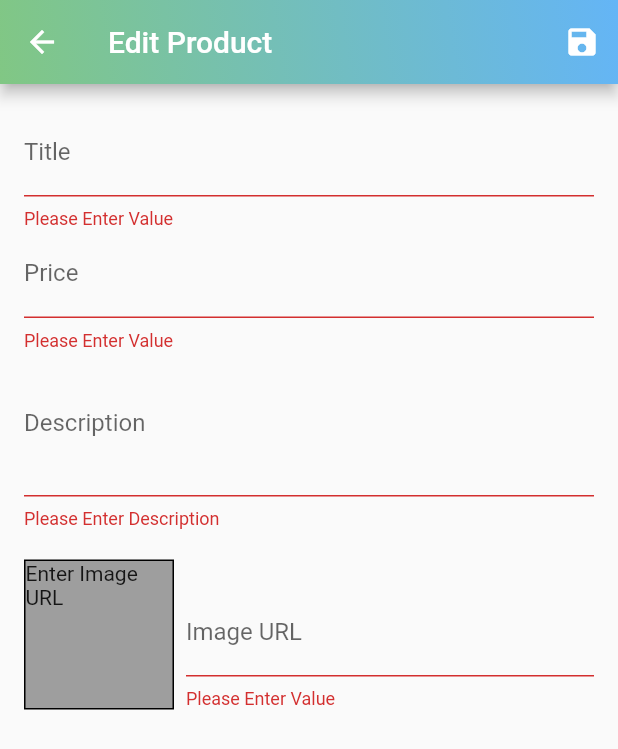
After one commit to Aditya7feb/100DaysOfCode, a Flutter app: the EditProductScreen screen opened by its route, after a tap on the "save" icon, on a phone screen of 412 x 824 dp. The commit adds this screen. Shown: the top 749 px of the screen. Run offline on Flutter 3.47's test engine with Material 2 defaults, Android fonts, the phone set to English and light mode, and no system bars; network calls fail.

Commit message:
Day26 - added admin section

```diff
--- a/Project1/Shoppers/lib/main.dart
+++ b/Project1/Shoppers/lib/main.dart
@@ -8,6 +8,8 @@ import './provider/cartData.dart';
 import './Screen/cart_screen.dart';
 import './provider/orders.dart';
 import './Screen/orders_screen.dart';
+import './Screen/admin_screen.dart';
+import './Screen/admin_edit_screen.dart';
 
 void main() {
   runApp(MyApp());
@@ -34,11 +36,14 @@ class _MyAppState extends State<MyApp> {
         )
       ],
       child: MaterialApp(
+        debugShowCheckedModeBanner: false,
         home: Homepage(),
         routes: {
           ProductDetail.routeName: (ctx) => ProductDetail(),
           CartScreen.routeName: (ctx) => CartScreen(),
           OrdersScreen.routeName: (ctx) => OrdersScreen(),
+          UserProductsScreen.routeName: (ctx) => UserProductsScreen(),
+          EditProductScreen.routeName: (ctx) => EditProductScreen(),
         },
       ),
     );
--- a/Project1/Shoppers/lib/provider/provider_dummy.dart
+++ b/Project1/Shoppers/lib/provider/provider_dummy.dart
@@ -1,4 +1,5 @@
 import 'package:flutter/material.dart';
+import 'package:provider/provider.dart';
 
 import './dummyData.dart';
 
@@ -66,7 +67,30 @@ class ProviderDummy with ChangeNotifier {
   //   notifyListeners();
   // }
 
-  void addProducts() {
+  void addProducts(DummyData product) {
+    final newProduct = DummyData(
+      id: DateTime.now().toString(),
+      title: product.title,
+      description: product.description,
+      imageURL: product.imageURL,
+      price: product.price,
+    );
+    _providerDummy.add(newProduct);
+    notifyListeners();
+  }
+
+  void updateProducts(String id, DummyData newProduct) {
+    final prodIndex = _providerDummy.indexWhere((prod) => prod.id == id);
+    if (prodIndex >= 0) {
+      _providerDummy[prodIndex] = newProduct;
+      notifyListeners();
+    } else {
+      print('...');
+    }
+  }
+
+  void deleteProducts(String id) {
+    _providerDummy.removeWhere((element) => element.id == id);
     notifyListeners();
   }
 }
--- /dev/null
+++ b/Project1/Shoppers/lib/screen/admin_edit_screen.dart
@@ -0,0 +1,267 @@
+import 'package:flutter/material.dart';
+import 'package:provider/provider.dart';
+
+import '../provider/dummyData.dart';
+import '../provider/provider_dummy.dart';
+import '../widget/appbarcolor.dart';
+
+class EditProductScreen extends StatefulWidget {
+  static const routeName = '/Edit-Screen';
+
+  @override
+  _EditProductScreenState createState() => _EditProductScreenState();
+}
+
+class _EditProductScreenState extends State<EditProductScreen> {
+  final _priceFocusNode = FocusNode();
+  final _descriptionFocusNode = FocusNode();
+  final _imageUrlController = TextEditingController();
+  final _imageUrlFocusNode = FocusNode();
+
+  final _form = GlobalKey<FormState>();
+
+  var _editedProduct =
+      DummyData(id: null, title: '', description: '', imageURL: '', price: 0);
+
+  @override
+  void initState() {
+    _imageUrlFocusNode.addListener(_updateImageURL);
+    super.initState();
+  }
+
+  var _initValues = {
+    'title': '',
+    'description': '',
+    'imageURL': '',
+    'price': '',
+  };
+
+  var _isInit = true;
+
+  @override
+  void didChangeDependencies() {
+    if (_isInit) {
+      final productID = ModalRoute.of(context).settings.arguments as String;
+      if (productID != null) {
+        final product = Provider.of<ProviderDummy>(context, listen: false)
+            .findById(productID);
+        _editedProduct = product;
+
+        _initValues = {
+          'title': _editedProduct.title,
+          'description': _editedProduct.description,
+          // 'imageURL': _editedProduct.imageURL,
+          'price': _editedProduct.price.toString(),
+          'imageURL': '',
+        };
+        _imageUrlController.text = _editedProduct.imageURL;
+      }
+    }
+    _isInit = false;
+    super.didChangeDependencies();
+  }
+
+  void _saveProduct() {
+    final isValidated = _form.currentState.validate();
+    if (!isValidated) {
+      return;
+    }
+    _form.currentState.save();
+    if (_editedProduct.id != null) {
+      Provider.of<ProviderDummy>(context, listen: false)
+          .updateProducts(_editedProduct.id, _editedProduct);
+    } else {
+      Provider.of<ProviderDummy>(context, listen: false)
+          .addProducts(_editedProduct);
+    }
+    Navigator.of(context).pop();
+  }
+
+  @override
+  void dispose() {
+    _imageUrlFocusNode.removeListener(_updateImageURL);
+    _priceFocusNode.dispose();
+    _descriptionFocusNode.dispose();
+    _imageUrlController.dispose();
+    _imageUrlFocusNode.dispose();
+    super.dispose();
+  }
+
+  void _updateImageURL() {
+    if (!_imageUrlFocusNode.hasFocus) {
+      setState(() {});
+    }
+  }
+
+  @override
+  Widget build(BuildContext context) {
+    return Scaffold(
+      appBar: AppBar(
+        flexibleSpace: AppBarColor(),
+        title: Text('Edit Product'),
+        actions: <Widget>[
+          IconButton(
+              icon: Icon(Icons.save),
+              onPressed: () {
+                _saveProduct();
+              })
+        ],
+      ),
+      body: Form(
+          key: _form,
+          child: Padding(
+            padding: EdgeInsets.all(16),
+            child: ListView(
+              children: <Widget>[
+                TextFormField(
+                  initialValue: _initValues['title'],
+                  decoration: InputDecoration(labelText: 'Title'),
+                  textInputAction: TextInputAction.next,
+                  onFieldSubmitted: (_) {
+                    FocusScope.of(context).requestFocus(_priceFocusNode);
+                  },
+                  validator: (value) {
+                    if (value.isEmpty) {
+                      return 'Please Enter Value';
+                    } else {
+                      return null;
+                    }
+                  },
+                  onSaved: (newValue) {
+                    _editedProduct = DummyData(
+                      id: _editedProduct.id,
+                      isFavourite: _editedProduct.isFavourite,
+                      title: newValue,
+                      description: _editedProduct.description,
+                      imageURL: _editedProduct.imageURL,
+                      price: _editedProduct.price,
+                    );
+                  },
+                ),
+                TextFormField(
+                  initialValue: _initValues['price'],
+                  decoration: InputDecoration(labelText: 'Price'),
+                  keyboardType: TextInputType.number,
+                  textInputAction: TextInputAction.next,
+                  focusNode: _priceFocusNode,
+                  onFieldSubmitted: (_) {
+                    FocusScope.of(context).requestFocus(_descriptionFocusNode);
+                  },
+                  validator: (value) {
+                    if (value.isEmpty) {
+                      return 'Please Enter Value';
+                    }
+                    if (double.tryParse(value) == null) {
+                      return "Please Enter a Valid Number";
+                    }
+                    if (double.parse(value) <= 0) {
+                      return 'Please Enter a Number Greater than Zero';
+                    } else {
+                      return null;
+                    }
+                  },
+                  onSaved: (newValue) {
+                    _editedProduct = DummyData(
+                        id: _editedProduct.id,
+                        isFavourite: _editedProduct.isFavourite,
+                        title: _editedProduct.title,
+                        description: _editedProduct.description,
+                        imageURL: _editedProduct.imageURL,
+                        price: double.parse(newValue));
+                  },
+                ),
+                TextFormField(
+                  initialValue: _initValues['description'],
+                  decoration: InputDecoration(labelText: 'Description'),
+                  keyboardType: TextInputType.multiline,
+                  maxLines: 3,
+                  focusNode: _descriptionFocusNode,
+                  validator: (value) {
+                    if (value.isEmpty) {
+                      return 'Please Enter Description';
+                    }
+                    if (value.length <= 10) {
+                      return 'Please Enter Description above 10 characters';
+                    } else {
+                      return null;
+                    }
+                  },
+                  onSaved: (newValue) {
+                    _editedProduct = DummyData(
+                      id: _editedProduct.id,
+                      isFavourite: _editedProduct.isFavourite,
+                      title: _editedProduct.title,
+                      description: newValue,
+                      imageURL: _editedProduct.imageURL,
+                      price: _editedProduct.price,
+                    );
+                  },
+                ),
+                Padding(
+                  padding: EdgeInsets.only(top: 20),
+                  child: Row(
+                    crossAxisAlignment: CrossAxisAlignment.end,
+                    children: <Widget>[
+                      Padding(
+                        padding: EdgeInsets.only(right: 8),
+                        child: Container(
+                          height: 100,
+                          width: 100,
+                          decoration: BoxDecoration(
+                            border: Border.all(width: 1),
+                            color: Colors.grey,
+                          ),
+                          child: _imageUrlController.text.isEmpty
+                              ? Text('Enter Image URL')
+                              : FittedBox(
+                                  child:
+                                      Image.network(_imageUrlController.text),
+                                  fit: BoxFit.cover,
+                                ),
+                        ),
+                      ),
+                      Expanded(
+                        child: TextFormField(
+                          // initialValue: _initValues['imageURL'],
+                          decoration: InputDecoration(labelText: 'Image URL'),
+                          keyboardType: TextInputType.url,
+                          textInputAction: TextInputAction.done,
+                          controller: _imageUrlController,
+                          onFieldSubmitted: (_) {
+                            [
+                              setState(() {}),
+                              _saveProduct(),
+                            ];
+                          },
+                          focusNode: _imageUrlFocusNode,
+                          validator: (value) {
+                            if (value.isEmpty) {
+                              return 'Please Enter Value';
+                            }
+                            if (!value.startsWith('https')) {
+                              return 'Please enter url starting with https://';
+                            } else {
+                              return null;
+                            }
+                          },
+                          onSaved: (newValue) {
+                            _editedProduct = DummyData(
+                              id: _editedProduct.id,
+                              isFavourite: _editedProduct.isFavourite,
+                              title: _editedProduct.title,
+                              description: _editedProduct.description,
+                              imageURL: newValue,
+                              price: _editedProduct.price,
+                            );
+                          },
+                        ),
+                      ),
+                    ],
+                  ),
+                )
+              ],
+            ),
+          )),
+    );
+  }
+}
--- a/Project1/Shoppers/lib/screen/homepage.dart
+++ b/Project1/Shoppers/lib/screen/homepage.dart
@@ -50,7 +50,7 @@ class _HomepageState extends State<Homepage> {
               PopupMenuItem(
                 child: Text("Show All"),
                 value: Favstat.FalseFav,
-              )
+              ),
             ],
           ),
           Consumer<Cart>(
--- a/Project1/Shoppers/lib/screen/orders_screen.dart
+++ b/Project1/Shoppers/lib/screen/orders_screen.dart
@@ -4,6 +4,7 @@ import 'package:provider/provider.dart';
 import '../provider/orders.dart' show Orders;
 import '../widget/order_item.dart';
 import '../widget/app_drawer.dart';
+import '../widget/appbarcolor.dart';
 
 class OrdersScreen extends StatelessWidget {
   static const routeName = '/OrdersScreen';
@@ -13,6 +14,7 @@ class OrdersScreen extends StatelessWidget {
     final orderData = Provider.of<Orders>(context, listen: false);
     return Scaffold(
         appBar: AppBar(
+          flexibleSpace: AppBarColor(),
           title: Text(
             'Your Orders',
             textAlign: TextAlign.center,
--- a/Project1/Shoppers/lib/widget/badge.dart
+++ b/Project1/Shoppers/lib/widget/badge.dart
@@ -1,5 +1,4 @@
 import 'package:flutter/material.dart';
-import 'package:shop/widget/appbarcolor.dart';
 
 class Badge extends StatelessWidget {
   const Badge({
```
Also changed, not shown: Project1/Shoppers/lib/provider/cartData.dart (+19 -0 lines), Project1/Shoppers/lib/screen/admin_screen.dart (added, +49 -0 lines), Project1/Shoppers/lib/widget/admin_grid_items.dart (added, +46 -0 lines), Project1/Shoppers/lib/widget/app_drawer.dart (+14 -2 lines), Project1/Shoppers/lib/widget/cart_item.dart (+23 -0 lines), Project1/Shoppers/lib/widget/grid_Items.dart (+14 -0 lines).
